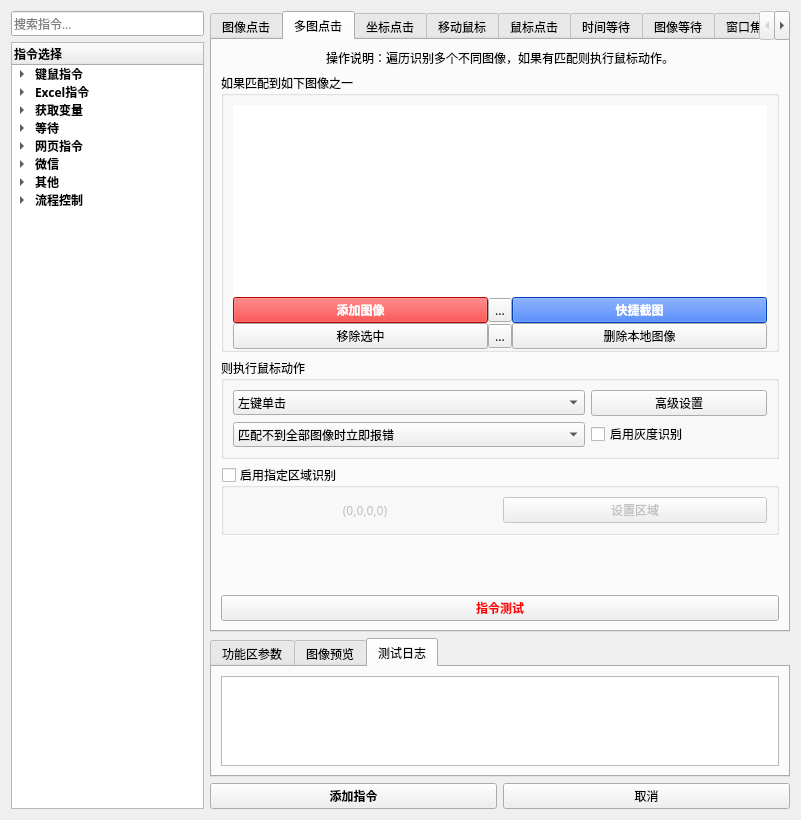
This is 窗体/导航窗口.ui in FsterThanLight/automatic_clicker_2 as Qt 5 draws it before an edit. The edited form follows.
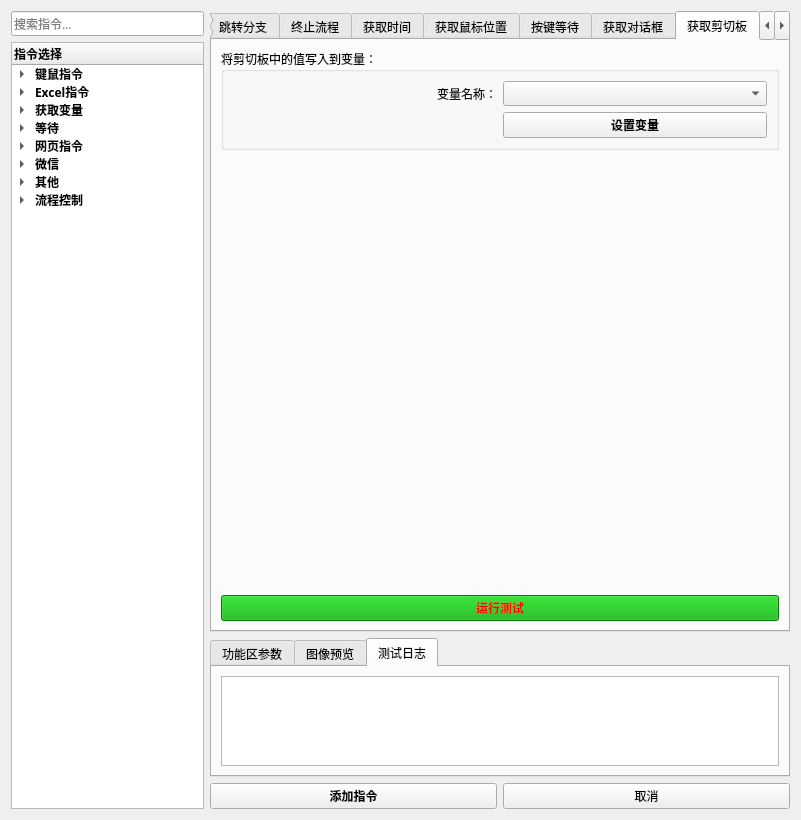
This is the edited form. The open tabs and pages were chosen to show the change. Icons and pictures are not drawn.

Commit message: 2024年7月10日23:12:50 新增运行cmd、获取剪切板指令

Patch:
```diff
--- a/窗体/导航窗口.ui
+++ b/窗体/导航窗口.ui
@@ -349,7 +349,7 @@
         <enum>QTabWidget::Rounded</enum>
        </property>
        <property name="currentIndex">
-        <number>1</number>
+        <number>35</number>
        </property>
        <property name="elideMode">
         <enum>Qt::ElideNone</enum>
@@ -756,8 +756,11 @@
             </item>
             <item>
              <layout class="QGridLayout" name="gridLayout_71">
+              <property name="topMargin">
+               <number>5</number>
+              </property>
               <property name="spacing">
-               <number>0</number>
+               <number>5</number>
               </property>
               <item row="0" column="0">
                <widget class="QPushButton" name="pushButton_67">
@@ -970,6 +973,15 @@
            <property name="palette">
             <palette>
              <active>
+              <colorrole role="Button">
+               <brush brushstyle="SolidPattern">
+                <color alpha="255">
+                 <red>0</red>
+                 <green>170</green>
+                 <blue>0</blue>
+                </color>
+               </brush>
+              </colorrole>
               <colorrole role="ButtonText">
                <brush brushstyle="SolidPattern">
                 <color alpha="255">
@@ -979,8 +991,35 @@
                 </color>
                </brush>
               </colorrole>
+              <colorrole role="Base">
+               <brush brushstyle="SolidPattern">
+                <color alpha="255">
+                 <red>0</red>
+                 <green>170</green>
+                 <blue>0</blue>
+                </color>
+               </brush>
+              </colorrole>
+              <colorrole role="Window">
+               <brush brushstyle="SolidPattern">
+                <color alpha="255">
+                 <red>0</red>
+                 <green>170</green>
+                 <blue>0</blue>
+                </color>
+               </brush>
+              </colorrole>
              </active>
              <inactive>
+              <colorrole role="Button">
+               <brush brushstyle="SolidPattern">
+                <color alpha="255">
+                 <red>0</red>
+                 <green>170</green>
+                 <blue>0</blue>
+                </color>
+               </brush>
+              </colorrole>
               <colorrole role="ButtonText">
                <brush brushstyle="SolidPattern">
                 <color alpha="255">
@@ -990,8 +1029,35 @@
                 </color>
                </brush>
               </colorrole>
+              <colorrole role="Base">
+               <brush brushstyle="SolidPattern">
+                <color alpha="255">
+                 <red>0</red>
+                 <green>170</green>
+                 <blue>0</blue>
+                </color>
+               </brush>
+              </colorrole>
+              <colorrole role="Window">
+               <brush brushstyle="SolidPattern">
+                <color alpha="255">
+                 <red>0</red>
+                 <green>170</green>
+                 <blue>0</blue>
+                </color>
+               </brush>
+              </colorrole>
              </inactive>
              <disabled>
+              <colorrole role="Button">
+               <brush brushstyle="SolidPattern">
+                <color alpha="255">
+                 <red>0</red>
+                 <green>170</green>
+                 <blue>0</blue>
+                </color>
+               </brush>
+              </colorrole>
               <colorrole role="ButtonText">
                <brush brushstyle="SolidPattern">
                 <color alpha="255">
@@ -1001,6 +1067,24 @@
                 </color>
                </brush>
               </colorrole>
+              <colorrole role="Base">
+               <brush brushstyle="SolidPattern">
+                <color alpha="255">
+                 <red>0</red>
+                 <green>170</green>
+                 <blue>0</blue>
+                </color>
+               </brush>
+              </colorrole>
+              <colorrole role="Window">
+               <brush brushstyle="SolidPattern">
+                <color alpha="255">
+                 <red>0</red>
+                 <green>170</green>
+                 <blue>0</blue>
+                </color>
+               </brush>
+              </colorrole>
              </disabled>
             </palette>
            </property>
@@ -1011,6 +1095,9 @@
              <bold>true</bold>
             </font>
            </property>
+           <property name="styleSheet">
+            <string notr="true">background-color: rgb(0, 170, 0);</string>
+           </property>
            <property name="text">
             <string>指令测试</string>
            </property>
@@ -7737,6 +7824,291 @@
          </item>
         </layout>
        </widget>
+       <widget class="QWidget" name="tab_45">
+        <attribute name="title">
+         <string>获取剪切板</string>
+        </attribute>
+        <layout class="QVBoxLayout" name="verticalLayout_64">
+         <item>
+          <widget class="QGroupBox" name="groupBox_76">
+           <property name="title">
+            <string>将剪切板中的值写入到变量：</string>
+           </property>
+           <layout class="QGridLayout" name="gridLayout_72" columnstretch="1,1">
+            <item row="0" column="1">
+             <widget class="QComboBox" name="comboBox_73"/>
+            </item>
+            <item row="0" column="0">
+             <widget class="QLabel" name="label_175">
+              <property name="text">
+               <string>变量名称：</string>
+              </property>
+              <property name="alignment">
+               <set>Qt::AlignRight|Qt::AlignTrailing|Qt::AlignVCenter</set>
+              </property>
+             </widget>
+            </item>
+            <item row="2" column="0">
+             <spacer name="horizontalSpacer_25">
+              <property name="orientation">
+               <enum>Qt::Horizontal</enum>
+              </property>
+              <property name="sizeHint" stdset="0">
+               <size>
+                <width>84</width>
+                <height>20</height>
+               </size>
+              </property>
+             </spacer>
+            </item>
+            <item row="2" column="1">
+             <widget class="QPushButton" name="pushButton_74">
+              <property name="font">
+               <font>
+                <family>微软雅黑</family>
+                <weight>75</weight>
+                <bold>true</bold>
+               </font>
+              </property>
+              <property name="text">
+               <string>设置变量</string>
+              </property>
+             </widget>
+            </item>
+           </layout>
+          </widget>
+         </item>
+         <item>
+          <spacer name="verticalSpacer_40">
+           <property name="orientation">
+            <enum>Qt::Vertical</enum>
+           </property>
+           <property name="sizeHint" stdset="0">
+            <size>
+             <width>20</width>
+             <height>396</height>
+            </size>
+           </property>
+          </spacer>
+         </item>
+         <item>
+          <widget class="QPushButton" name="pushButton_75">
+           <property name="palette">
+            <palette>
+             <active>
+              <colorrole role="WindowText">
+               <brush brushstyle="SolidPattern">
+                <color alpha="255">
+                 <red>255</red>
+                 <green>0</green>
+                 <blue>0</blue>
+                </color>
+               </brush>
+              </colorrole>
+              <colorrole role="Button">
+               <brush brushstyle="SolidPattern">
+                <color alpha="255">
+                 <red>0</red>
+                 <green>170</green>
+                 <blue>0</blue>
+                </color>
+               </brush>
+              </colorrole>
+              <colorrole role="Text">
+               <brush brushstyle="SolidPattern">
+                <color alpha="255">
+                 <red>255</red>
+                 <green>0</green>
+                 <blue>0</blue>
+                </color>
+               </brush>
+              </colorrole>
+              <colorrole role="ButtonText">
+               <brush brushstyle="SolidPattern">
+                <color alpha="255">
+                 <red>255</red>
+                 <green>0</green>
+                 <blue>0</blue>
+                </color>
+               </brush>
+              </colorrole>
+              <colorrole role="Base">
+               <brush brushstyle="SolidPattern">
+                <color alpha="255">
+                 <red>0</red>
+                 <green>170</green>
+                 <blue>0</blue>
+                </color>
+               </brush>
+              </colorrole>
+              <colorrole role="Window">
+               <brush brushstyle="SolidPattern">
+                <color alpha="255">
+                 <red>0</red>
+                 <green>170</green>
+                 <blue>0</blue>
+                </color>
+               </brush>
+              </colorrole>
+              <colorrole role="PlaceholderText">
+               <brush brushstyle="NoBrush">
+                <color alpha="128">
+                 <red>255</red>
+                 <green>0</green>
+                 <blue>0</blue>
+                </color>
+               </brush>
+              </colorrole>
+             </active>
+             <inactive>
+              <colorrole role="WindowText">
+               <brush brushstyle="SolidPattern">
+                <color alpha="255">
+                 <red>255</red>
+                 <green>0</green>
+                 <blue>0</blue>
+                </color>
+               </brush>
+              </colorrole>
+              <colorrole role="Button">
+               <brush brushstyle="SolidPattern">
+                <color alpha="255">
+                 <red>0</red>
+                 <green>170</green>
+                 <blue>0</blue>
+                </color>
+               </brush>
+              </colorrole>
+              <colorrole role="Text">
+               <brush brushstyle="SolidPattern">
+                <color alpha="255">
+                 <red>255</red>
+                 <green>0</green>
+                 <blue>0</blue>
+                </color>
+               </brush>
+              </colorrole>
+              <colorrole role="ButtonText">
+               <brush brushstyle="SolidPattern">
+                <color alpha="255">
+                 <red>255</red>
+                 <green>0</green>
+                 <blue>0</blue>
+                </color>
+               </brush>
+              </colorrole>
+              <colorrole role="Base">
+               <brush brushstyle="SolidPattern">
+                <color alpha="255">
+                 <red>0</red>
+                 <green>170</green>
+                 <blue>0</blue>
+                </color>
+               </brush>
+              </colorrole>
+              <colorrole role="Window">
+               <brush brushstyle="SolidPattern">
+                <color alpha="255">
+                 <red>0</red>
+                 <green>170</green>
+                 <blue>0</blue>
+                </color>
+               </brush>
+              </colorrole>
+              <colorrole role="PlaceholderText">
+               <brush brushstyle="NoBrush">
+                <color alpha="128">
+                 <red>255</red>
+                 <green>0</green>
+                 <blue>0</blue>
+                </color>
+               </brush>
+              </colorrole>
+             </inactive>
+             <disabled>
+              <colorrole role="WindowText">
+               <brush brushstyle="SolidPattern">
+                <color alpha="255">
+                 <red>120</red>
+                 <green>120</green>
+                 <blue>120</blue>
+                </color>
+               </brush>
+              </colorrole>
+              <colorrole role="Button">
+               <brush brushstyle="SolidPattern">
+                <color alpha="255">
+                 <red>0</red>
+                 <green>170</green>
+                 <blue>0</blue>
+                </color>
+               </brush>
+              </colorrole>
+              <colorrole role="Text">
+               <brush brushstyle="SolidPattern">
+                <color alpha="255">
+                 <red>120</red>
+                 <green>120</green>
+                 <blue>120</blue>
+                </color>
+               </brush>
+              </colorrole>
+              <colorrole role="ButtonText">
+               <brush brushstyle="SolidPattern">
+                <color alpha="255">
+                 <red>120</red>
+                 <green>120</green>
+                 <blue>120</blue>
+                </color>
+               </brush>
+              </colorrole>
+              <colorrole role="Base">
+               <brush brushstyle="SolidPattern">
+                <color alpha="255">
+                 <red>0</red>
+                 <green>170</green>
+                 <blue>0</blue>
+                </color>
+               </brush>
+              </colorrole>
+              <colorrole role="Window">
+               <brush brushstyle="SolidPattern">
+                <color alpha="255">
+                 <red>0</red>
+                 <green>170</green>
+                 <blue>0</blue>
+                </color>
+               </brush>
+              </colorrole>
+              <colorrole role="PlaceholderText">
+               <brush brushstyle="NoBrush">
+                <color alpha="128">
+                 <red>255</red>
+                 <green>0</green>
+                 <blue>0</blue>
+                </color>
+               </brush>
+              </colorrole>
+             </disabled>
+            </palette>
+           </property>
+           <property name="font">
+            <font>
+             <family>微软雅黑</family>
+             <weight>75</weight>
+             <bold>true</bold>
+            </font>
+           </property>
+           <property name="styleSheet">
+            <string notr="true">background-color: rgb(0, 170, 0);</string>
+           </property>
+           <property name="text">
+            <string>运行测试</string>
+           </property>
+          </widget>
+         </item>
+        </layout>
+       </widget>
        <widget class="QWidget" name="tab_36">
         <attribute name="title">
          <string>变量判断</string>
```
Left out of the diff: 2449 changed lines with no effect on the pictures. The commit also changes 10 other files.
